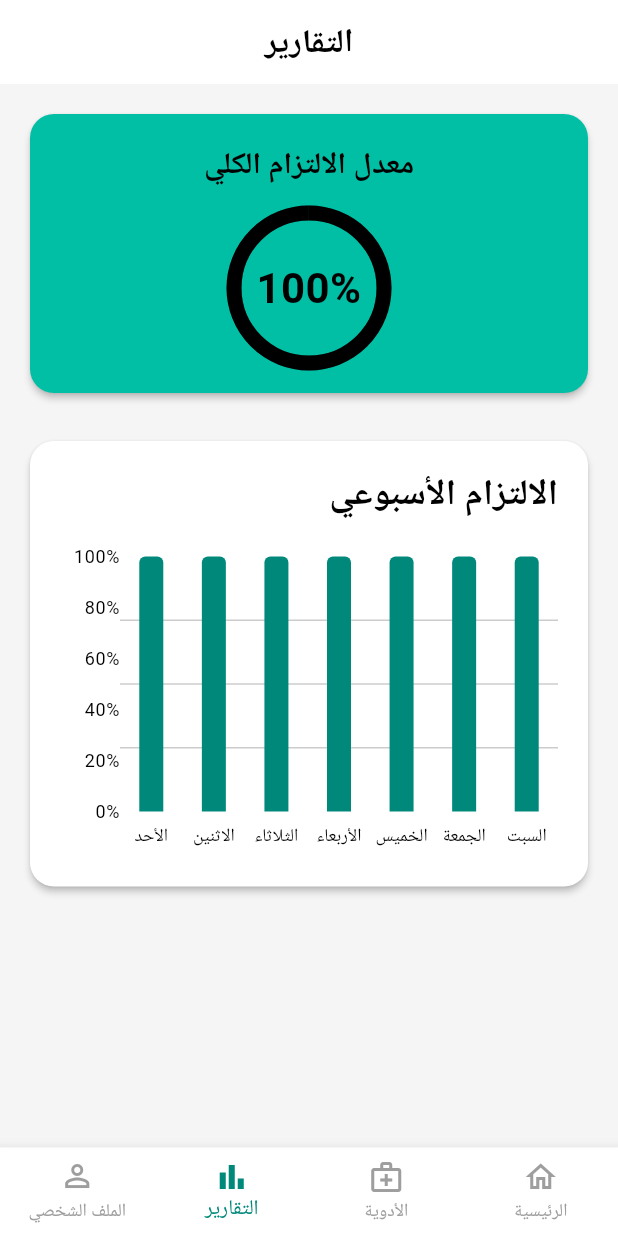
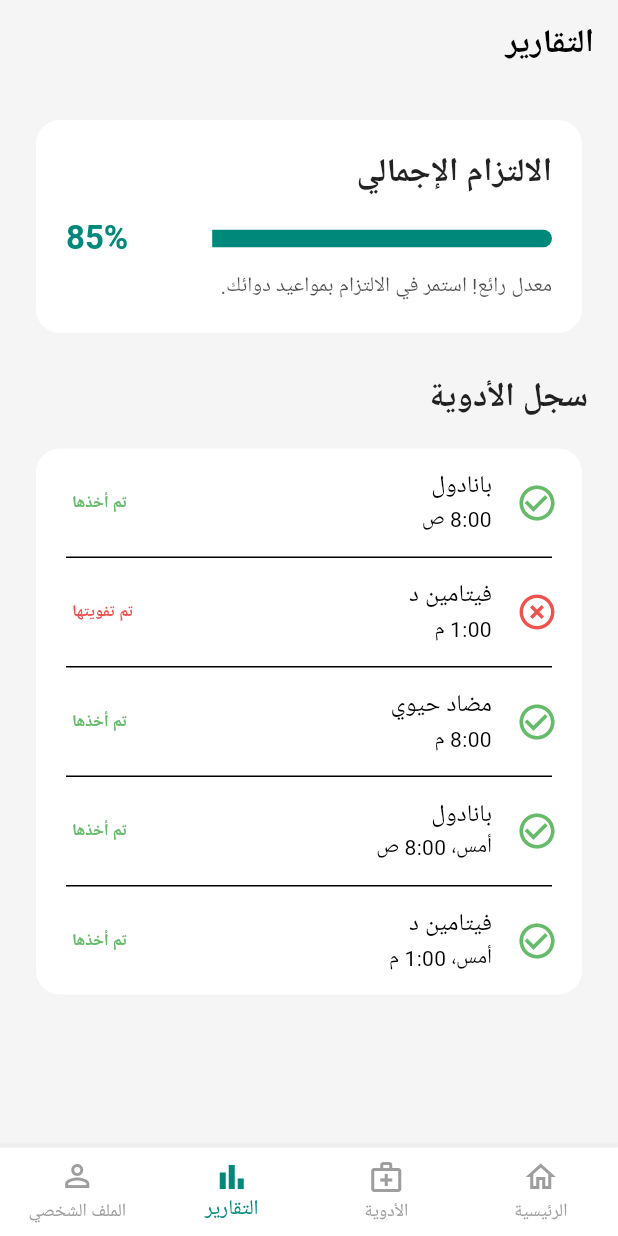
Before and after one commit to ahmedma7goub/medication-reminder-app, a Flutter app: the screen it shows after launch, item 3 of the bottom bar chosen, on a phone screen of 412 x 824 dp. Run offline on Flutter 3.47's test engine with Material 3 defaults, Android fonts, the phone set to English and light mode, and no system bars; drawn by our look-alikes of fl_chart; our stand-ins replace flutter_local_notifications, permission_handler, shared_preferences, sqflite, timezone; accounts and stored records are empty; Roboto replaces fonts that are missing (Cairo).

Commit message:
Fix: Correct build errors and update permission logic2

```diff
--- a/lib/screens/reports_screen.dart
+++ b/lib/screens/reports_screen.dart
@@ -1,95 +1,84 @@
 import 'package:flutter/material.dart';
-import 'package:medication_reminder/helpers/database_helper.dart';
-import 'package:fl_chart/fl_chart.dart';
-import 'package:intl/intl.dart' as intl;
 
-class ReportsScreen extends StatefulWidget {
-  const ReportsScreen({Key? key}) : super(key: key);
-
-  @override
-  _ReportsScreenState createState() => _ReportsScreenState();
-}
-
-class _ReportsScreenState extends State<ReportsScreen> {
-  late Future<Map<DateTime, int>> _adherenceFuture;
-
-  @override
-  void initState() {
-    super.initState();
-    _refreshAdherence();
-  }
-
-  void _refreshAdherence() {
-    if (!mounted) return;
-    setState(() {
-      _adherenceFuture = DatabaseHelper().getAdherenceForLastWeek();
-    });
-  }
+class ReportsScreen extends StatelessWidget {
+  const ReportsScreen({super.key});
 
   @override
   Widget build(BuildContext context) {
+    final theme = Theme.of(context);
+
+    // Dummy data for demonstration
+    final double overallAdherence = 0.85; // 85%
+    final List<Map<String, String>> history = [
+      {'medicine': 'بانادول', 'time': '8:00 ص', 'status': 'taken'},
+      {'medicine': 'فيتامين د', 'time': '1:00 م', 'status': 'missed'},
+      {'medicine': 'مضاد حيوي', 'time': '8:00 م', 'status': 'taken'},
+      {'medicine': 'بانادول', 'time': 'أمس، 8:00 ص', 'status': 'taken'},
+      {'medicine': 'فيتامين د', 'time': 'أمس، 1:00 م', 'status': 'taken'},
+    ];
+
     return Scaffold(
+      backgroundColor: theme.scaffoldBackgroundColor,
       appBar: AppBar(
-        title: const Text('التقارير'),
-        centerTitle: true,
+        title: Text('التقارير', style: TextStyle(color: theme.colorScheme.onSurface, fontWeight: FontWeight.bold)),
+        backgroundColor: theme.scaffoldBackgroundColor,
+        elevation: 0,
+        centerTitle: false,
         automaticallyImplyLeading: false,
       ),
-      body: FutureBuilder<Map<DateTime, int>>(
-        future: _adherenceFuture,
-        builder: (context, snapshot) {
-          if (snapshot.connectionState == ConnectionState.waiting) {
-            return const Center(child: CircularProgressIndicator());
-          }
-          if (!snapshot.hasData || snapshot.data!.isEmpty) {
-            return Center(child: Text('لا توجد بيانات لعرضها.', style: Theme.of(context).textTheme.titleMedium?.copyWith(color: Colors.grey)));
-          }
-
-          final adherenceData = snapshot.data!;
-          final overallAdherence = adherenceData.isNotEmpty
-              ? (adherenceData.values.reduce((a, b) => a + b) / (adherenceData.length * 100)) * 100
-              : 0.0;
-
-          return RefreshIndicator(
-            onRefresh: () async => _refreshAdherence(),
-            child: ListView(
-              padding: const EdgeInsets.all(16.0),
+      body: ListView(
+        padding: const EdgeInsets.all(20.0),
         children: [
-                _buildOverallAdherenceCard(context, overallAdherence),
+          _buildAdherenceCard(theme, overallAdherence),
           const SizedBox(height: 24),
-                _buildWeeklyAdherenceChart(context, adherenceData),
+          _buildHistoryList(theme, history),
         ],
-            ),
-          );
-        },
       ),
     );
   }
 
-  Widget _buildOverallAdherenceCard(BuildContext context, double adherence) {
-    final colorScheme = Theme.of(context).colorScheme;
+  Widget _buildAdherenceCard(ThemeData theme, double adherence) {
     return Card(
-      color: colorScheme.secondary,
+      elevation: 0,
+      shape: RoundedRectangleBorder(borderRadius: BorderRadius.circular(16)),
+      color: theme.cardTheme.color,
       child: Padding(
         padding: const EdgeInsets.all(20.0),
         child: Column(
+          crossAxisAlignment: CrossAxisAlignment.start,
           children: [
-            Text('معدل الالتزام الكلي', style: TextStyle(color: colorScheme.onSecondary, fontSize: 20, fontWeight: FontWeight.bold)),
+            Text(
+              'الالتزام الإجمالي',
+              style: theme.textTheme.titleLarge?.copyWith(fontWeight: FontWeight.bold),
+            ),
             const SizedBox(height: 16),
-            Stack(
-              alignment: Alignment.center,
+            Row(
               children: [
-                SizedBox(
-                  width: 100,
-                  height: 100,
-                  child: CircularProgressIndicator(
-                    value: adherence / 100,
-                    strokeWidth: 10,
-                    backgroundColor: colorScheme.onSecondary.withOpacity(0.3),
-                    valueColor: AlwaysStoppedAnimation<Color>(colorScheme.onSecondary),
+                Expanded(
+                  child: ClipRRect(
+                    borderRadius: BorderRadius.circular(8),
+                    child: LinearProgressIndicator(
+                      value: adherence,
+                      minHeight: 12,
+                      backgroundColor: theme.colorScheme.surfaceVariant,
+                      valueColor: AlwaysStoppedAnimation<Color>(theme.colorScheme.primary),
                     ),
                   ),
-                Text('${adherence.toStringAsFixed(0)}%', style: TextStyle(color: colorScheme.onSecondary, fontSize: 28, fontWeight: FontWeight.bold)),
+                ),
+                const SizedBox(width: 16),
+                Text(
+                  '${(adherence * 100).toStringAsFixed(0)}%',
+                  style: theme.textTheme.titleLarge?.copyWith(
+                    fontWeight: FontWeight.bold,
+                    color: theme.colorScheme.primary,
+                  ),
+                ),
               ],
+            ),
+            const SizedBox(height: 8),
+            Text(
+              'معدل رائع! استمر في الالتزام بمواعيد دوائك.',
+              style: theme.textTheme.bodyMedium?.copyWith(color: theme.textTheme.bodyMedium?.color?.withOpacity(0.7)),
             ),
           ],
         ),
@@ -97,98 +86,47 @@ class _ReportsScreenState extends State<ReportsScreen> {
     );
   }
 
-  Widget _buildWeeklyAdherenceChart(BuildContext context, Map<DateTime, int> data) {
-    final colorScheme = Theme.of(context).colorScheme;
-    final textTheme = Theme.of(context).textTheme;
-
-    return Card(
-      child: Padding(
-        padding: const EdgeInsets.all(20.0),
-        child: Column(
-          crossAxisAlignment: CrossAxisAlignment.stretch,
+  Widget _buildHistoryList(ThemeData theme, List<Map<String, String>> history) {
+    return Column(
+      crossAxisAlignment: CrossAxisAlignment.start,
       children: [
         Text(
-              'الالتزام الأسبوعي',
-              style: textTheme.headlineSmall?.copyWith(fontWeight: FontWeight.bold),
+          'سجل الأدوية',
+          style: theme.textTheme.titleLarge?.copyWith(fontWeight: FontWeight.bold),
         ),
-            const SizedBox(height: 24),
-            SizedBox(
-              height: 200,
-              child: BarChart(
-                BarChartData(
-                  alignment: BarChartAlignment.spaceAround,
-                  maxY: 100,
-                  barTouchData: BarTouchData(
-                    touchTooltipData: BarTouchTooltipData(
-                      getTooltipItem: (group, groupIndex, rod, rodIndex) {
-                        return BarTooltipItem(
-                          '${rod.toY.round()}%',
-                          TextStyle(color: colorScheme.onSecondary, fontWeight: FontWeight.bold),
+        const SizedBox(height: 16),
+        Card(
+          elevation: 0,
+          shape: RoundedRectangleBorder(borderRadius: BorderRadius.circular(16)),
+          color: theme.cardTheme.color,
+          child: ListView.separated(
+            shrinkWrap: true,
+            physics: const NeverScrollableScrollPhysics(),
+            itemCount: history.length,
+            itemBuilder: (context, index) {
+              final item = history[index];
+              final isTaken = item['status'] == 'taken';
+              return ListTile(
+                leading: Icon(
+                  isTaken ? Icons.check_circle_outline : Icons.highlight_off_outlined,
+                  color: isTaken ? Colors.green.shade400 : Colors.red.shade400,
+                  size: 28,
+                ),
+                title: Text(item['medicine']!, style: const TextStyle(fontWeight: FontWeight.w500)),
+                subtitle: Text(item['time']!),
+                trailing: Text(
+                  isTaken ? 'تم أخذها' : 'تم تفويتها',
+                  style: TextStyle(
+                    color: isTaken ? Colors.green.shade400 : Colors.red.shade400,
+                    fontWeight: FontWeight.bold,
+                  ),
+                ),
               );
             },
-                    ),
-                  ),
-                  titlesData: FlTitlesData(
-                    show: true,
-                    rightTitles: AxisTitles(sideTitles: SideTitles(showTitles: false)),
-                    topTitles: AxisTitles(sideTitles: SideTitles(showTitles: false)),
-                    bottomTitles: AxisTitles(
-                      sideTitles: SideTitles(
-                        showTitles: true,
-                        getTitlesWidget: (double value, TitleMeta meta) {
-                          final day = data.keys.elementAt(value.toInt());
-                          return SideTitleWidget(
-                            axisSide: meta.axisSide,
-                            child: Text(intl.DateFormat('E', 'ar').format(day), style: textTheme.bodySmall),
-                          );
-                        },
-                        reservedSize: 30,
-                      ),
-                    ),
-                    leftTitles: AxisTitles(
-                      sideTitles: SideTitles(
-                        showTitles: true,
-                        getTitlesWidget: (value, meta) => Text('${value.toInt()}%', style: textTheme.bodySmall),
-                        reservedSize: 40,
-                      ),
-                    ),
-                  ),
-                  borderData: FlBorderData(show: false),
-                  gridData: FlGridData(
-                    show: true,
-                    drawVerticalLine: false,
-                    horizontalInterval: 25,
-                    getDrawingHorizontalLine: (value) {
-                      return FlLine(
-                        color: textTheme.bodySmall!.color!.withOpacity(0.2),
-                        strokeWidth: 1,
-                      );
-                    },
-                  ),
-                  barGroups: data.entries.toList().asMap().entries.map((entry) {
-                    final index = entry.key;
-                    final value = entry.value.value;
-                    return BarChartGroupData(
-                      x: index,
-                      barRods: [
-                        BarChartRodData(
-                          toY: value.toDouble(),
-                          color: colorScheme.primary,
-                          width: 16,
-                          borderRadius: const BorderRadius.only(
-                            topLeft: Radius.circular(4),
-                            topRight: Radius.circular(4),
+            separatorBuilder: (context, index) => const Divider(height: 1, indent: 20, endIndent: 20),
           ),
         ),
       ],
     );
-                  }).toList(),
-                ),
-              ),
-            ),
-          ],
-        ),
-      ),
-    );
   }
 }
```
Also changed, not shown: lib/screens/profile_screen.dart (+52 -51 lines). Lines whose indentation alone changed are shown as unchanged.
